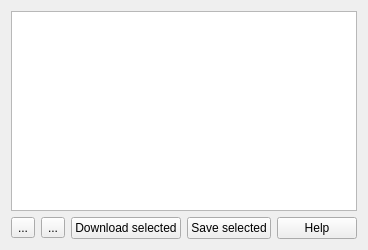
First picture: the form in src/views/ui_files/forms/quotes_update_form.ui, repository JakubFranek/Kapytal, before the edit.
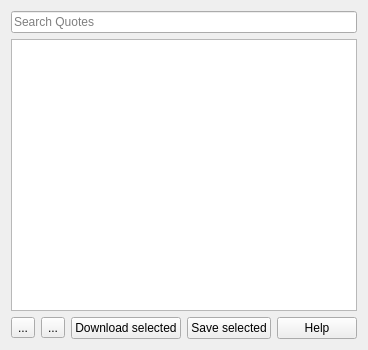
Second picture: the form after the edit.

Commit message: Add search bar to Update Quotes Form

Diff of the .ui file:
```diff
--- a/src/views/ui_files/forms/quotes_update_form.ui
+++ b/src/views/ui_files/forms/quotes_update_form.ui
@@ -10,7 +10,7 @@
     <x>0</x>
     <y>0</y>
     <width>357</width>
-    <height>250</height>
+    <height>350</height>
    </rect>
   </property>
   <property name="windowTitle">
@@ -20,6 +20,16 @@
    <locale language="English" country="UnitedKingdom"/>
   </property>
   <layout class="QVBoxLayout" name="verticalLayout">
+   <item>
+    <widget class="QLineEdit" name="searchLineEdit">
+     <property name="toolTip">
+      <string>&lt;html&gt;&lt;head/&gt;&lt;body&gt;&lt;p&gt;Special characters:&lt;/p&gt;&lt;p&gt;* matches zero or more of any characters&lt;br/&gt;? matches any single character&lt;br/&gt;[...] matches any character within square brackets&lt;/p&gt;&lt;/body&gt;&lt;/html&gt;</string>
+     </property>
+     <property name="placeholderText">
+      <string>Search Quotes</string>
+     </property>
+    </widget>
+   </item>
    <item>
     <widget class="QTableView" name="tableView">
      <property name="sizeAdjustPolicy">
```
The commit also changes 3 other files.
